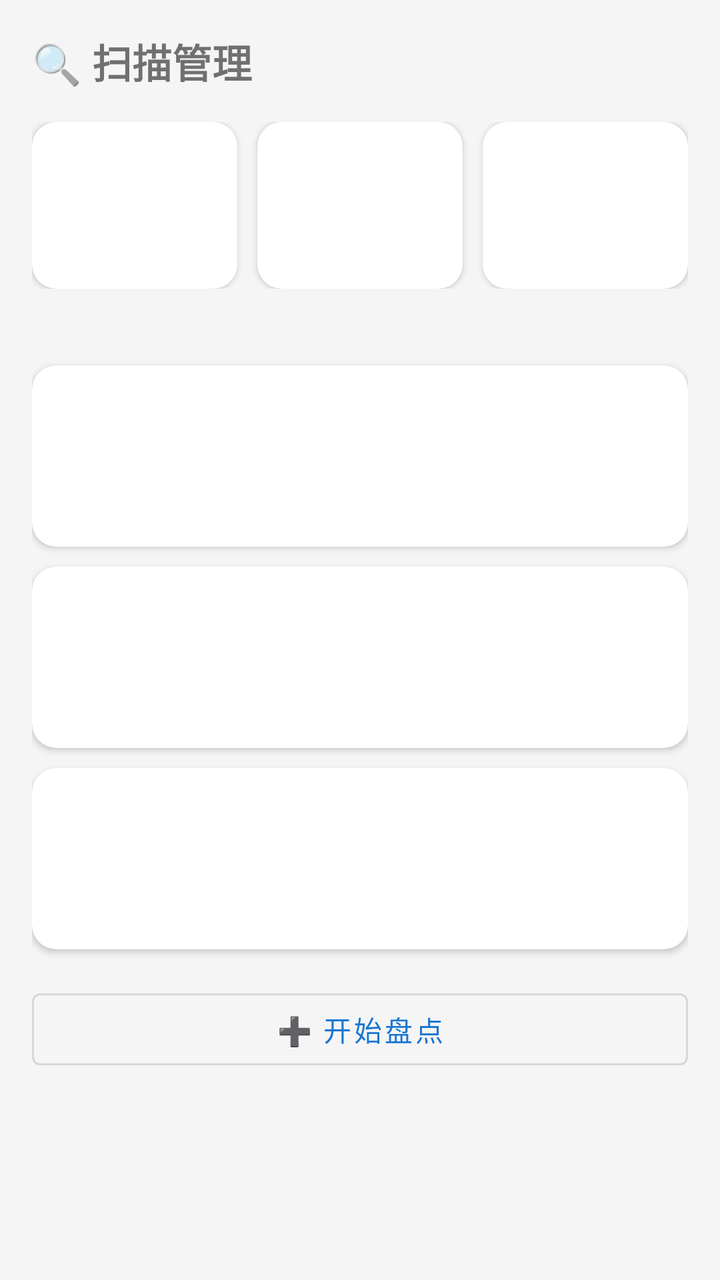
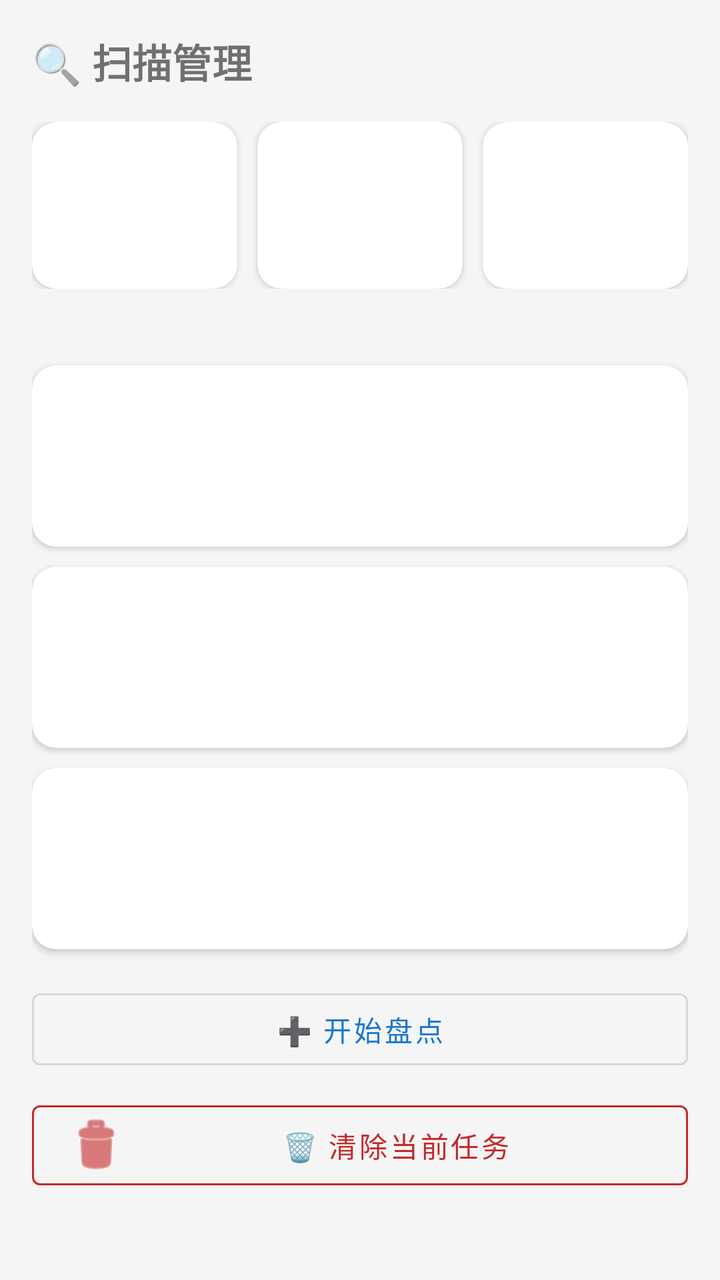

Screens rendered from an Android XML layout before and after an edit, with the pre-edit source and the edit as a unified diff.
<!-- AndroidManifest.xml: application theme Theme.HuaxiaInventory -->
<!-- res/layout/fragment_scan.xml -->
<?xml version="1.0" encoding="utf-8"?>
<ScrollView
    xmlns:android="http://schemas.android.com/apk/res/android"
    xmlns:app="http://schemas.android.com/apk/res-auto"
    android:layout_width="match_parent"
    android:layout_height="match_parent"
    android:background="@color/bgSurface">

    <LinearLayout
        android:layout_width="match_parent"
        android:layout_height="wrap_content"
        android:orientation="vertical"
        android:padding="@dimen/cardPadding">

        <TextView
            android:layout_width="wrap_content"
            android:layout_height="wrap_content"
            android:layout_marginBottom="16dp"
            android:text="@string/scan_title"
            android:textSize="@dimen/textSizeTitle"
            android:textStyle="bold" />

        <LinearLayout
            android:layout_width="match_parent"
            android:layout_height="wrap_content"
            android:orientation="horizontal">

            <include
                android:id="@+id/inStockStat"
                layout="@layout/view_stat_card"
                android:layout_width="0dp"
                android:layout_height="wrap_content"
                android:layout_weight="1"
                android:layout_marginEnd="5dp" />

            <include
                android:id="@+id/scannedStat"
                layout="@layout/view_stat_card"
                android:layout_width="0dp"
                android:layout_height="wrap_content"
                android:layout_weight="1"
                android:layout_marginStart="5dp"
                android:layout_marginEnd="5dp" />

            <include
                android:id="@+id/anomalyStat"
                layout="@layout/view_stat_card"
                android:layout_width="0dp"
                android:layout_height="wrap_content"
                android:layout_weight="1"
                android:layout_marginStart="5dp" />
        </LinearLayout>

        <TextView
            android:id="@+id/deviceStatusTv"
            android:layout_width="wrap_content"
            android:layout_height="wrap_content"
            android:layout_marginTop="12dp"
            android:textSize="@dimen/textSizeLabel"
            android:textColor="@color/textHint" />

        <include
            android:id="@+id/inStockCard"
            layout="@layout/view_info_card" />

        <include
            android:id="@+id/checkedCard"
            layout="@layout/view_info_card" />

        <include
            android:id="@+id/recentResultCard"
            layout="@layout/view_info_card" />

        <com.google.android.material.button.MaterialButton
            android:id="@+id/scanBtn"
            style="@style/Widget.MaterialComponents.Button.OutlinedButton"
            android:layout_width="match_parent"
            android:layout_height="wrap_content"
            android:layout_marginTop="16dp"
            android:text="@string/scan_start_inventory" />
    </LinearLayout>
</ScrollView>
<!-- res/layout/view_stat_card.xml (included above) -->
<?xml version="1.0" encoding="utf-8"?>
<androidx.cardview.widget.CardView
    xmlns:android="http://schemas.android.com/apk/res/android"
    xmlns:app="http://schemas.android.com/apk/res-auto"
    android:layout_width="match_parent"
    android:layout_height="wrap_content"
    app:cardCornerRadius="@dimen/cardCornerRadius"
    app:cardElevation="@dimen/cardElevation"
    app:cardBackgroundColor="@color/cardCorner"
    android:clickable="true"
    android:focusable="true"
    android:foreground="?attr/selectableItemBackground">

    <LinearLayout
        android:layout_width="match_parent"
        android:layout_height="wrap_content"
        android:orientation="vertical"
        android:padding="14dp"
        android:gravity="center">

        <TextView
            android:id="@+id/statLabelTv"
            android:layout_width="wrap_content"
            android:layout_height="wrap_content"
            style="@style/Huaxia.StatLabel" />

        <TextView
            android:id="@+id/statNumberTv"
            android:layout_width="wrap_content"
            android:layout_height="wrap_content"
            android:layout_marginTop="4dp"
            style="@style/Huaxia.StatNumber" />

        <TextView
            android:id="@+id/statSubTv"
            android:layout_width="wrap_content"
            android:layout_height="wrap_content"
            android:layout_marginTop="2dp"
            android:visibility="gone"
            style="@style/Huaxia.StatSub" />
    </LinearLayout>
</androidx.cardview.widget.CardView>
<!-- res/layout/view_info_card.xml (included above) -->
<?xml version="1.0" encoding="utf-8"?>
<androidx.cardview.widget.CardView
    xmlns:android="http://schemas.android.com/apk/res/android"
    xmlns:app="http://schemas.android.com/apk/res-auto"
    android:layout_width="match_parent"
    android:layout_height="wrap_content"
    android:layout_marginTop="10dp"
    app:cardCornerRadius="@dimen/cardCornerRadius"
    app:cardElevation="@dimen/cardElevation"
    app:cardBackgroundColor="@color/cardCorner">

    <LinearLayout
        android:layout_width="match_parent"
        android:layout_height="wrap_content"
        android:orientation="vertical"
        android:padding="@dimen/cardPadding">

        <TextView
            android:id="@+id/infoTitleTv"
            android:layout_width="wrap_content"
            android:layout_height="wrap_content"
            android:textSize="16sp"
            android:textStyle="bold" />

        <TextView
            android:id="@+id/infoDescTv"
            android:layout_width="match_parent"
            android:layout_height="wrap_content"
            android:layout_marginTop="8dp"
            android:textSize="@dimen/textSizeBody"
            android:textColor="@color/textBody"
            android:lineSpacingExtra="2dp" />

        <TextView
            android:id="@+id/infoSubTv"
            android:layout_width="wrap_content"
            android:layout_height="wrap_content"
            android:layout_marginTop="8dp"
            android:textSize="13sp"
            android:textColor="@color/colorPrimary"
            android:visibility="gone" />

        <LinearLayout
            android:id="@+id/infoTagsContainer"
            android:layout_width="match_parent"
            android:layout_height="wrap_content"
            android:orientation="horizontal"
            android:layout_marginTop="10dp" />
    </LinearLayout>
</androidx.cardview.widget.CardView>
<!-- resources referenced by this layout -->
<resources>
  <color name="bgSurface">#F5F5F5</color>
  <color name="cardCorner">#FFFFFF</color>
  <color name="colorPrimary">#1976D2</color>
  <color name="textBody">#666666</color>
  <color name="textHint">#888888</color>
  <dimen name="cardCornerRadius">12dp</dimen>
  <dimen name="cardElevation">2dp</dimen>
  <dimen name="cardPadding">16dp</dimen>
  <dimen name="textSizeBody">14sp</dimen>
  <dimen name="textSizeLabel">12sp</dimen>
  <dimen name="textSizeTitle">20sp</dimen>
  <string name="scan_start_inventory">➕ 开始盘点</string>
  <string name="scan_title">🔍 扫描管理</string>
  <style name="Huaxia.StatLabel" parent="">
          <item name="android:textSize">@dimen/textSizeLabel</item>
          <item name="android:textColor">@color/textHint</item>
          <item name="android:gravity">center</item>
      </style>
  <style name="Huaxia.StatNumber" parent="">
          <item name="android:textSize">@dimen/statNumberSize</item>
          <item name="android:textStyle">bold</item>
          <item name="android:gravity">center</item>
      </style>
  <style name="Huaxia.StatSub" parent="">
          <item name="android:textSize">11sp</item>
          <item name="android:textColor">@color/textLightHint</item>
          <item name="android:gravity">center</item>
      </style>
  <style name="Theme.HuaxiaInventory" parent="Theme.MaterialComponents.DayNight.NoActionBar">
          <item name="colorPrimary">@color/colorPrimary</item>
          <item name="colorPrimaryDark">@color/colorPrimaryDark</item>
          <item name="colorAccent">@color/colorAccent</item>
          <item name="colorOnPrimary">@android:color/white</item>
          <item name="android:statusBarColor">@color/colorPrimary</item>
          <item name="android:windowLightStatusBar">false</item>
          <item name="toolbarStyle">@style/Huaxia.Toolbar</item>
      </style>
  <dimen name="statNumberSize">26sp</dimen>
  <color name="textLightHint">#AAAAAA</color>
  <color name="colorPrimaryDark">#0D47A1</color>
  <color name="colorAccent">#FF9800</color>
  <style name="Huaxia.Toolbar" parent="Widget.MaterialComponents.Toolbar.Primary">
          <item name="android:background">@color/colorPrimary</item>
          <item name="titleTextColor">@android:color/white</item>
          <item name="subtitleTextColor">@android:color/white</item>
          <item name="android:elevation">4dp</item>
      </style>
</resources>

<!-- the commit's change to res/layout/fragment_scan.xml (unified diff, before → after) -->
@@ -78,6 +78,18 @@
             android:layout_height="wrap_content"
             android:layout_marginTop="16dp"
             android:text="@string/scan_start_inventory" />
+
+        <com.google.android.material.button.MaterialButton
+            android:id="@+id/clearTaskBtn"
+            style="@style/Widget.MaterialComponents.Button.OutlinedButton"
+            android:layout_width="match_parent"
+            android:layout_height="wrap_content"
+            android:layout_marginTop="8dp"
+            android:text="@string/scan_clear_task"
+            android:textColor="@color/statusMissing"
+            app:strokeColor="@color/statusMissing"
+            app:icon="@android:drawable/ic_menu_delete"
+            app:iconTint="@color/statusMissing" />
     </LinearLayout>
 </ScrollView>
 <!-- res/layout/view_stat_card.xml (included above) -->
<!-- resource entries referenced after the edit -->
@@ -3,6 +3,7 @@
   <color name="bgSurface">#F5F5F5</color>
   <color name="cardCorner">#FFFFFF</color>
   <color name="colorPrimary">#1976D2</color>
+  <color name="statusMissing">#C62828</color>
   <color name="textBody">#666666</color>
   <color name="textHint">#888888</color>
   <dimen name="cardCornerRadius">12dp</dimen>
@@ -11,6 +12,7 @@
   <dimen name="textSizeBody">14sp</dimen>
   <dimen name="textSizeLabel">12sp</dimen>
   <dimen name="textSizeTitle">20sp</dimen>
+  <string name="scan_clear_task">🗑 清除当前任务</string>
   <string name="scan_start_inventory">➕ 开始盘点</string>
   <string name="scan_title">🔍 扫描管理</string>
   <style name="Huaxia.StatLabel" parent="">
